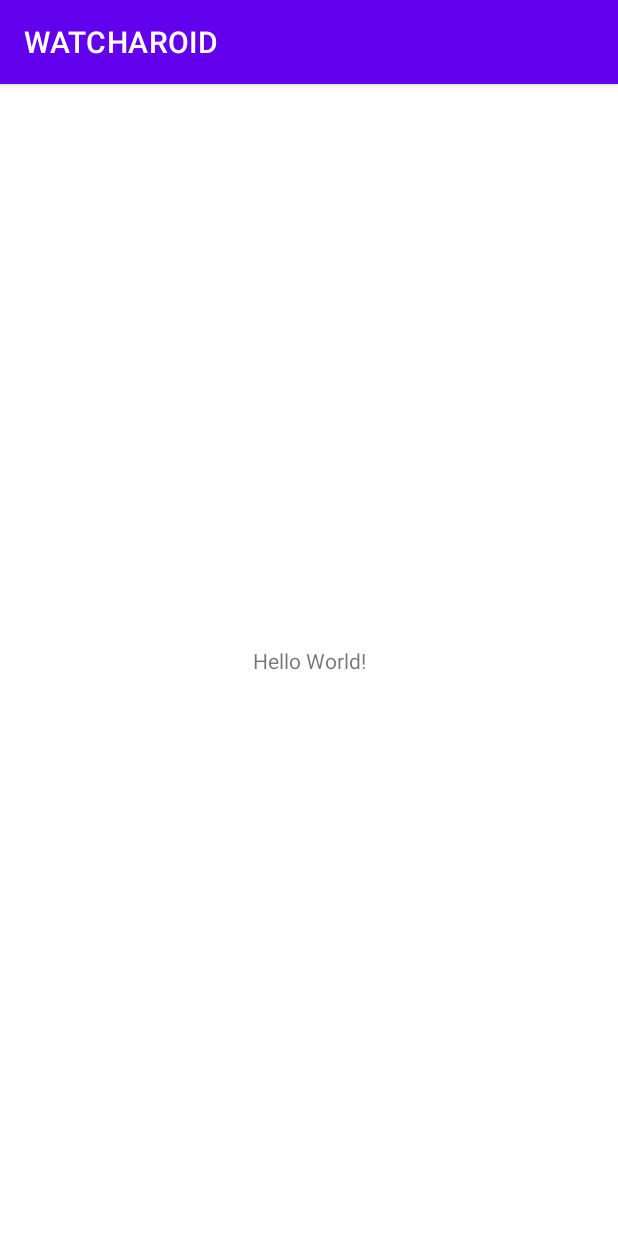
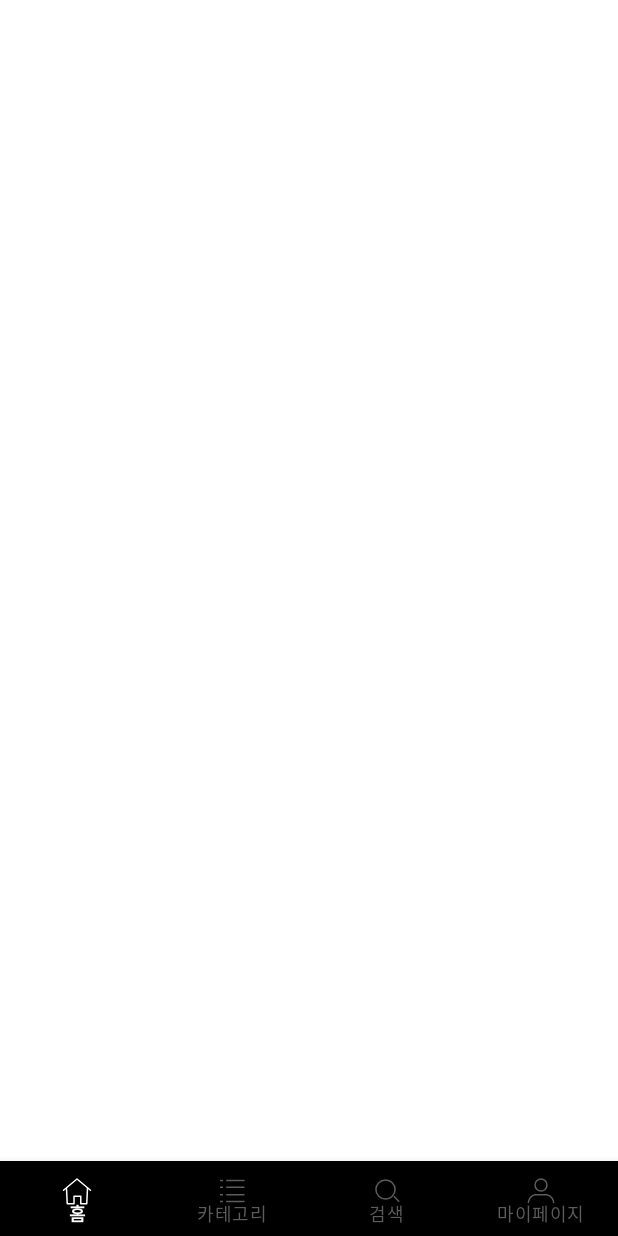
Before and after one commit to WATCHA-Redesign/WATCHAROID, an Android app: the screen it shows after launch (MainActivity), on a phone screen of 412 x 824 dp. Run offline under Robolectric (Android 15) with nearby library versions, the light colour scheme and no system bars.

Commit message:
Add BottomNavigation

```diff
--- a/app/build.gradle
+++ b/app/build.gradle
@@ -39,6 +39,7 @@ dependencies {
     implementation 'androidx.appcompat:appcompat:1.2.0'
     implementation 'com.google.android.material:material:1.3.0'
     implementation 'androidx.constraintlayout:constraintlayout:2.0.4'
+    implementation 'androidx.legacy:legacy-support-v4:1.0.0'
     testImplementation 'junit:junit:4.+'
     androidTestImplementation 'androidx.test.ext:junit:1.1.2'
     androidTestImplementation 'androidx.test.espresso:espresso-core:3.3.0'
--- /dev/null
+++ b/app/src/main/java/com/yjooooo/watcharoid/HomeFragment.kt
@@ -0,0 +1,18 @@
+package com.yjooooo.watcharoid
+
+import android.os.Bundle
+import androidx.fragment.app.Fragment
+import android.view.LayoutInflater
+import android.view.View
+import android.view.ViewGroup
+
+
+class HomeFragment : Fragment() {
+    override fun onCreateView(
+        inflater: LayoutInflater, container: ViewGroup?,
+        savedInstanceState: Bundle?
+    ): View? {
+        // Inflate the layout for this fragment
+        return inflater.inflate(R.layout.fragment_home, container, false)
+    }
+}
--- /dev/null
+++ b/app/src/main/java/com/yjooooo/watcharoid/SearchFragment.kt
@@ -0,0 +1,18 @@
+package com.yjooooo.watcharoid
+
+import android.os.Bundle
+import androidx.fragment.app.Fragment
+import android.view.LayoutInflater
+import android.view.View
+import android.view.ViewGroup
+
+
+class SearchFragment : Fragment() {
+    override fun onCreateView(
+        inflater: LayoutInflater, container: ViewGroup?,
+        savedInstanceState: Bundle?
+    ): View? {
+        // Inflate the layout for this fragment
+        return inflater.inflate(R.layout.fragment_search, container, false)
+    }
+}
--- /dev/null
+++ b/app/src/main/res/drawable/bottom_navi_color.xml
@@ -0,0 +1,5 @@
+<?xml version="1.0" encoding="utf-8"?>
+<selector xmlns:android="http://schemas.android.com/apk/res/android">
+    <item android:color="#ffffff" android:state_checked="true" />
+    <item android:color="#5c5c5c" android:state_checked="false" />
+</selector>
--- /dev/null
+++ b/app/src/main/res/drawable/icon_category.xml
@@ -0,0 +1,9 @@
+<vector xmlns:android="http://schemas.android.com/apk/res/android"
+    android:width="24dp"
+    android:height="24dp"
+    android:viewportWidth="24"
+    android:viewportHeight="24">
+    <path
+        android:fillColor="#ffffff"
+        android:pathData="M8.5,4.5C8.2239,4.5 8,4.7239 8,5C8,5.2761 8.2239,5.5 8.5,5.5V4.5ZM20,5.5C20.2761,5.5 20.5,5.2761 20.5,5C20.5,4.7239 20.2761,4.5 20,4.5V5.5ZM8.5,9C8.2239,9 8,9.2239 8,9.5C8,9.7761 8.2239,10 8.5,10V9ZM20,10C20.2761,10 20.5,9.7761 20.5,9.5C20.5,9.2239 20.2761,9 20,9V10ZM8.5,14C8.2239,14 8,14.2239 8,14.5C8,14.7761 8.2239,15 8.5,15V14ZM20,15C20.2761,15 20.5,14.7761 20.5,14.5C20.5,14.2239 20.2761,14 20,14V15ZM8.5,18.5C8.2239,18.5 8,18.7239 8,19C8,19.2761 8.2239,19.5 8.5,19.5V18.5ZM20,19.5C20.2761,19.5 20.5,19.2761 20.5,19C20.5,18.7239 20.2761,18.5 20,18.5V19.5ZM4,5.5H6V4.5H4V5.5ZM4,10H6V9H4V10ZM8.5,10H20V9H8.5V10ZM4,15H6V14H4V15ZM8.5,15H20V14H8.5V15ZM4,19.5H6V18.5H4V19.5ZM8.5,19.5H20V18.5H8.5V19.5ZM8.5,5.5H14.25V4.5H8.5V5.5ZM14.25,5.5H20V4.5H14.25V5.5Z" />
+</vector>
--- /dev/null
+++ b/app/src/main/res/drawable/icon_home.xml
@@ -0,0 +1,16 @@
+<vector xmlns:android="http://schemas.android.com/apk/res/android"
+    android:width="24dp"
+    android:height="24dp"
+    android:viewportWidth="24"
+    android:viewportHeight="24">
+  <path
+      android:pathData="M2.6799,11.1159C2.4678,11.2927 2.4391,11.608 2.6159,11.8201C2.7927,12.0322 3.1079,12.0609 3.3201,11.8841L2.6799,11.1159ZM12,4L12.3201,3.6159C12.1347,3.4614 11.8653,3.4614 11.6799,3.6159L12,4ZM20.6799,11.8841C20.892,12.0609 21.2073,12.0322 21.3841,11.8201C21.5609,11.608 21.5322,11.2927 21.3201,11.1159L20.6799,11.8841ZM3.3201,11.8841L12.3201,4.3841L11.6799,3.6159L2.6799,11.1159L3.3201,11.8841ZM11.6799,4.3841L20.6799,11.8841L21.3201,11.1159L12.3201,3.6159L11.6799,4.3841Z"
+      android:fillColor="#ffffff"/>
+  <path
+      android:strokeWidth="1"
+      android:pathData="M5,10.5L5.5,20.5H10V15.5H14.5V20.5H18.5L19,10"
+      android:strokeLineJoin="round"
+      android:fillColor="#00000000"
+      android:strokeColor="#ffffff"
+      android:strokeLineCap="round"/>
+</vector>
--- /dev/null
+++ b/app/src/main/res/drawable/icon_mypage.xml
@@ -0,0 +1,16 @@
+<vector xmlns:android="http://schemas.android.com/apk/res/android"
+    android:width="24dp"
+    android:height="24dp"
+    android:viewportWidth="24"
+    android:viewportHeight="24">
+  <path
+      android:strokeWidth="1"
+      android:pathData="M12,8m-4,0a4,4 0,1 1,8 0a4,4 0,1 1,-8 0"
+      android:fillColor="#00000000"
+      android:strokeColor="#ffffff"/>
+  <path
+      android:strokeWidth="1"
+      android:pathData="M3.5,20C3.6667,18.3333 4.8,14.9 8,14.5H16C19.2,14.9 20.3333,18.3333 20.5,20"
+      android:fillColor="#00000000"
+      android:strokeColor="#ffffff"/>
+</vector>
--- /dev/null
+++ b/app/src/main/res/drawable/icon_search.xml
@@ -0,0 +1,18 @@
+<vector xmlns:android="http://schemas.android.com/apk/res/android"
+    android:width="24dp"
+    android:height="24dp"
+    android:viewportWidth="24"
+    android:viewportHeight="24">
+  <path
+      android:strokeWidth="1"
+      android:pathData="M11,11m-4.5,4.5a6.364,6.364 0,1 1,9 -9a6.364,6.364 90,1 1,-9 9"
+      android:fillColor="#00000000"
+      android:strokeColor="#ffffff"/>
+  <path
+      android:strokeWidth="1"
+      android:pathData="M19.8491,18.7886L16.8491,15.7886"
+      android:strokeLineJoin="round"
+      android:fillColor="#00000000"
+      android:strokeColor="#ffffff"
+      android:strokeLineCap="round"/>
+</vector>
--- a/app/src/main/res/layout/activity_main.xml
+++ b/app/src/main/res/layout/activity_main.xml
@@ -6,13 +6,24 @@
     android:layout_height="match_parent"
     tools:context=".MainActivity">
 
-    <TextView
-        android:layout_width="wrap_content"
-        android:layout_height="wrap_content"
-        android:text="Hello World!"
-        app:layout_constraintBottom_toBottomOf="parent"
-        app:layout_constraintLeft_toLeftOf="parent"
-        app:layout_constraintRight_toRightOf="parent"
+    <androidx.viewpager.widget.ViewPager
+        android:id="@+id/vp_main"
+        android:layout_width="match_parent"
+        android:layout_height="0dp"
+        app:layout_constraintBottom_toTopOf="@id/bottom_navi_main"
+        app:layout_constraintStart_toStartOf="parent"
         app:layout_constraintTop_toTopOf="parent" />
 
+    <com.google.android.material.bottomnavigation.BottomNavigationView
+        android:id="@+id/bottom_navi_main"
+        android:layout_width="match_parent"
+        android:layout_height="50dp"
+        android:background="@color/black"
+        app:labelVisibilityMode="labeled"
+        app:itemIconTint="@drawable/bottom_navi_color"
+        app:itemTextColor="@drawable/bottom_navi_color"
+        app:layout_constraintBottom_toBottomOf="parent"
+        app:layout_constraintTop_toBottomOf="@id/vp_main"
+        app:menu="@menu/menu_main_bottom_navi" />
+
 </androidx.constraintlayout.widget.ConstraintLayout>
--- /dev/null
+++ b/app/src/main/res/layout/fragment_home.xml
@@ -0,0 +1,14 @@
+<?xml version="1.0" encoding="utf-8"?>
+<FrameLayout xmlns:android="http://schemas.android.com/apk/res/android"
+    xmlns:tools="http://schemas.android.com/tools"
+    android:layout_width="match_parent"
+    android:layout_height="match_parent"
+    tools:context=".HomeFragment">
+
+    <!-- TODO: Update blank fragment layout -->
+    <TextView
+        android:layout_width="match_parent"
+        android:layout_height="match_parent"
+        android:text="@string/hello_blank_fragment" />
+
+</FrameLayout>
--- /dev/null
+++ b/app/src/main/res/layout/fragment_search.xml
@@ -0,0 +1,14 @@
+<?xml version="1.0" encoding="utf-8"?>
+<FrameLayout xmlns:android="http://schemas.android.com/apk/res/android"
+    xmlns:tools="http://schemas.android.com/tools"
+    android:layout_width="match_parent"
+    android:layout_height="match_parent"
+    tools:context=".SearchFragment">
+
+    <!-- TODO: Update blank fragment layout -->
+    <TextView
+        android:layout_width="match_parent"
+        android:layout_height="match_parent"
+        android:text="@string/hello_blank_fragment" />
+
+</FrameLayout>
--- /dev/null
+++ b/app/src/main/res/menu/menu_main_bottom_navi.xml
@@ -0,0 +1,19 @@
+<?xml version="1.0" encoding="utf-8"?>
+<menu xmlns:android="http://schemas.android.com/apk/res/android">
+    <item
+        android:id="@+id/menu_bottom_navi_home"
+        android:title="@string/bottom_navi_home"
+        android:icon="@drawable/icon_home" />
+    <item
+        android:id="@+id/menu_bottom_navi_category"
+        android:title="@string/bottom_navi_category"
+        android:icon="@drawable/icon_category"/>
+    <item
+        android:id="@+id/menu_bottom_navi_search"
+        android:title="@string/bottom_navi_search"
+        android:icon="@drawable/icon_search"/>
+    <item
+        android:id="@+id/menu_bottom_navi_mypage"
+        android:title="@string/bottom_navi_mypage"
+        android:icon="@drawable/icon_mypage"/>
+</menu>
--- a/app/src/main/res/values-night/themes.xml
+++ b/app/src/main/res/values-night/themes.xml
@@ -1,8 +1,8 @@
 <resources xmlns:tools="http://schemas.android.com/tools">
     <!-- Base application theme. -->
-    <style name="Theme.WATCHAROID" parent="Theme.MaterialComponents.DayNight.DarkActionBar">
+    <style name="Theme.WATCHAROID" parent="Theme.MaterialComponents.DayNight.NoActionBar">
         <!-- Primary brand color. -->
-        <item name="colorPrimary">@color/purple_200</item>
+        <item name="colorPrimary">@color/white</item>
         <item name="colorPrimaryVariant">@color/purple_700</item>
         <item name="colorOnPrimary">@color/black</item>
         <!-- Secondary brand color. -->
@@ -10,7 +10,7 @@
         <item name="colorSecondaryVariant">@color/teal_200</item>
         <item name="colorOnSecondary">@color/black</item>
         <!-- Status bar color. -->
-        <item name="android:statusBarColor" tools:targetApi="l">?attr/colorPrimaryVariant</item>
+        <item name="android:statusBarColor" tools:targetApi="l">@android:color/transparent</item>
         <!-- Customize your theme here. -->
     </style>
 </resources>
--- a/app/src/main/res/values/strings.xml
+++ b/app/src/main/res/values/strings.xml
@@ -1,3 +1,9 @@
 <resources>
     <string name="app_name">WATCHAROID</string>
+    <string name="bottom_navi_home">홈</string>
+    <string name="bottom_navi_category">카테고리</string>
+    <string name="bottom_navi_search">검색</string>
+    <string name="bottom_navi_mypage">마이페이지</string>
+    <!-- TODO: Remove or change this placeholder text -->
+    <string name="hello_blank_fragment">Hello blank fragment</string>
 </resources>
--- a/app/src/main/res/values/themes.xml
+++ b/app/src/main/res/values/themes.xml
@@ -1,8 +1,8 @@
 <resources xmlns:tools="http://schemas.android.com/tools">
     <!-- Base application theme. -->
-    <style name="Theme.WATCHAROID" parent="Theme.MaterialComponents.DayNight.DarkActionBar">
+    <style name="Theme.WATCHAROID" parent="Theme.MaterialComponents.DayNight.NoActionBar">
         <!-- Primary brand color. -->
-        <item name="colorPrimary">@color/purple_500</item>
+        <item name="colorPrimary">@color/white</item>
         <item name="colorPrimaryVariant">@color/purple_700</item>
         <item name="colorOnPrimary">@color/white</item>
         <!-- Secondary brand color. -->
@@ -10,7 +10,7 @@
         <item name="colorSecondaryVariant">@color/teal_700</item>
         <item name="colorOnSecondary">@color/black</item>
         <!-- Status bar color. -->
-        <item name="android:statusBarColor" tools:targetApi="l">?attr/colorPrimaryVariant</item>
+        <item name="android:statusBarColor" tools:targetApi="l">@android:color/transparent</item>
         <!-- Customize your theme here. -->
     </style>
 </resources>
```
